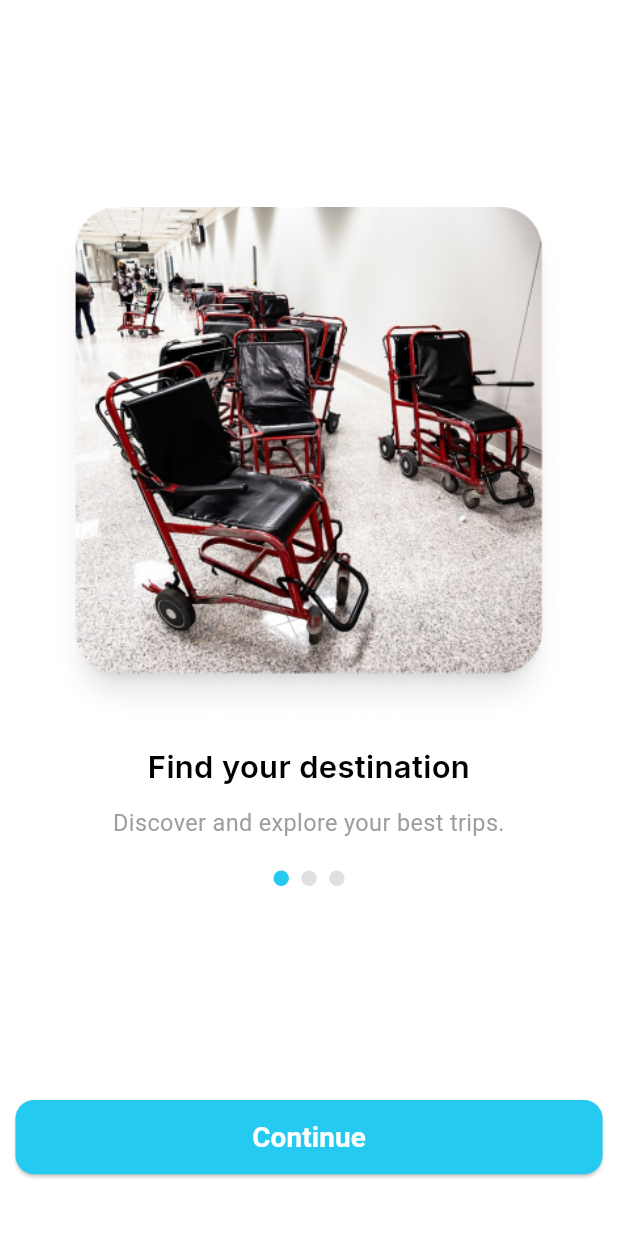
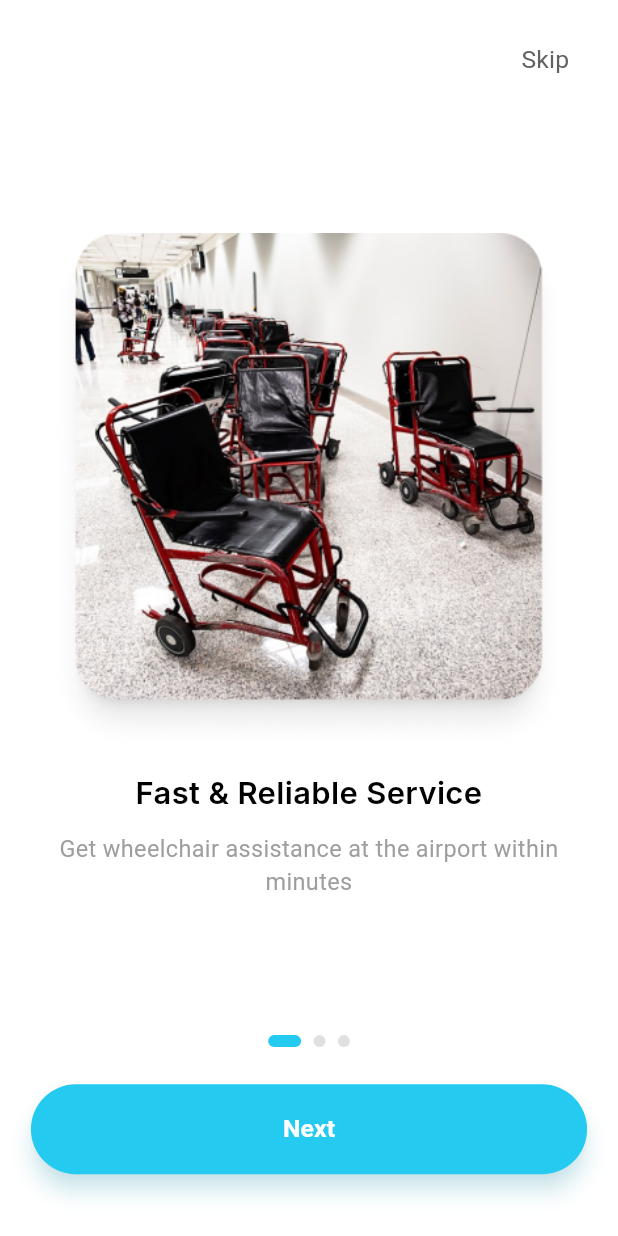
Before and after one commit to Salma28-zahran/hammam_app, a Flutter app: the screen it shows after launch, on a phone screen of 412 x 824 dp. Run offline on Flutter 3.47's test engine with Material 3 defaults, Android fonts, the phone set to English and light mode, and no system bars; our stand-ins replace flutter_native_splash, google_fonts.

Commit message:
on boarding screens done

```diff
--- a/lib/features/onboarding/OnBoarding.dart
+++ b/lib/features/onboarding/OnBoarding.dart
@@ -23,11 +23,35 @@ class _OnBoardingState extends State<OnBoarding> {
     return Scaffold(
       backgroundColor: Colors.white,
       body: SafeArea(
-        child: Column(
+        child: Stack(
+          children: [
+            Column(
               mainAxisAlignment: MainAxisAlignment.spaceBetween,
               children: [
-            // ====== Language Switch Button (تم إيقافه بالكامل) ======
-            const SizedBox(height: 20),
+                // ====== Skip Button ======
+                if (_currentPage < 2)
+                  Align(
+                    alignment: Alignment.topRight,
+                    child: Padding(
+                      padding: EdgeInsets.only(
+                        top: height * 0.02,
+                        right: width * 0.04,
+                      ),
+                      child: TextButton(
+                        onPressed: () {
+                          _controller.jumpToPage(2);
+                        },
+                        child: Text(
+                          "Skip",
+                          style: TextStyle(
+                            color: Colors.grey[700],
+                            fontWeight: FontWeight.w400,
+                            fontSize: width * 0.04,
+                          ),
+                        ),
+                      ),
+                    ),
+                  ),
 
                 // ====== PageView ======
                 Expanded(
@@ -40,64 +64,175 @@ class _OnBoardingState extends State<OnBoarding> {
                       _buildPage(
                         context: context,
                         image: AssetsManager.onboard1,
-                    title: "Find your destination",
-                    description: "Discover and explore your best trips.",
+                        title: "Fast & Reliable Service",
+                        description:
+                        "Get wheelchair assistance at the airport within minutes",
                         pageIndex: 0,
                       ),
                       _buildPage(
                         context: context,
                         image: AssetsManager.onboard2,
-                    title: "Book your seat",
-                    description: "Choose your seat easily and quickly.",
+                        title: "Professional Assistants",
+                        description:
+                        "Trained staff ready to help with your journey",
                         pageIndex: 1,
                       ),
                       _buildPage(
                         context: context,
                         image: AssetsManager.onboard3,
-                    title: "Enjoy your trip",
-                    description: "Have a comfortable and safe experience.",
+                        title: "Easy Payment",
+                        description:
+                        "Secure wallet system with Apple Pay and more",
                         pageIndex: 2,
                       ),
                     ],
                   ),
                 ),
 
-            // ====== Button ======
+                // ====== Page Indicator ======
+                Row(
+                  mainAxisAlignment: MainAxisAlignment.center,
+                  children: List.generate(3, (index) {
+                    bool isActive = _currentPage == index;
+                    return AnimatedContainer(
+                      duration: const Duration(milliseconds: 300),
+                      margin: EdgeInsets.symmetric(horizontal: width * 0.01),
+                      height: 8,
+                      width: isActive ? 22 : 8,
+                      decoration: BoxDecoration(
+                        color: isActive
+                            ? AppColor.primary
+                            : Colors.grey.shade300,
+                        borderRadius: BorderRadius.circular(10),
+                      ),
+                    );
+                  }),
+                ),
+
+                // ====== Buttons Section ======
                 Padding(
                   padding: EdgeInsets.only(
-                bottom: height * 0.05, // 40
-                top: height * 0.03,    // 24
+                    bottom: height * 0.05,
+                    top: height * 0.03,
+                    left: width * 0.05,
+                    right: width * 0.05,
                   ),
-              child: SizedBox(
-                width: width * 0.95,
-                height: height * 0.06,
+                  child: _currentPage == 0
+                      ? SizedBox(
+                    width: double.infinity,
+                    height: 60,
                     child: ElevatedButton(
+                      onPressed: () {
+                        _controller.nextPage(
+                          duration:
+                          const Duration(milliseconds: 400),
+                          curve: Curves.easeInOut,
+                        );
+                      },
+                      style: ElevatedButton.styleFrom(
+                        backgroundColor: AppColor.primary,
+                        padding: EdgeInsets.symmetric(
+                          vertical: height * 0.02,
+                        ),
+                        shape: RoundedRectangleBorder(
+                          borderRadius:
+                          BorderRadius.circular(width * 0.08),
+                        ),
+                        elevation: 6,
+                        shadowColor:
+                        AppColor.primary.withOpacity(0.4),
+                      ),
+                      child: Text(
+                        "Next",
+                        style: TextStyle(
+                          color: Colors.white,
+                          fontSize: width * 0.04,
+                          fontWeight: FontWeight.w600,
+                        ),
+                      ),
+                    ),
+                  )
+                      : Row(
+                    mainAxisAlignment: MainAxisAlignment.spaceBetween,
+                    children: [
+                      Expanded(
+                        child: OutlinedButton.icon(
+                          onPressed: () {
+                            if (_currentPage > 0) {
+                              _controller.previousPage(
+                                duration:
+                                const Duration(milliseconds: 400),
+                                curve: Curves.easeInOut,
+                              );
+                            }
+                          },
+                          icon: const Icon(
+                            Icons.arrow_back_ios_new,
+                            size: 16,
+                          ),
+                          label: const Text("Back"),
+                          style: OutlinedButton.styleFrom(
+                            padding: EdgeInsets.symmetric(
+                                vertical: height * 0.018),
+                            shape: RoundedRectangleBorder(
+                              borderRadius:
+                              BorderRadius.circular(width * 0.08),
+                            ),
+                            side: BorderSide(
+                              color: Colors.grey.shade300,
+                            ),
+                            foregroundColor: Colors.black87,
+                          ),
+                        ),
+                      ),
+                      SizedBox(width: width * 0.04),
+                      Expanded(
+                        child: ElevatedButton.icon(
                           onPressed: () {
                             if (_currentPage < 2) {
                               _controller.nextPage(
                                 duration: const Duration(milliseconds: 400),
                                 curve: Curves.easeInOut,
                               );
-                    } else {
-                      // Navigator.pushReplacementNamed(context, Routes.signup);
                             }
+                            /*
+                            else {
+                              Navigator.pushReplacementNamed(
+                                  context, Routes.signup);
+                            }
+
+                             */
                           },
+                          icon: Text(
+                            _currentPage == 2
+                                ? "Get Started"
+                                : "Next",
+                            style: TextStyle(
+                              fontSize: width * 0.04,
+                              fontWeight: FontWeight.w600,
+                            ),
+                          ),
+                          label: const Icon(Icons.arrow_forward_ios,
+                              size: 16),
                           style: ElevatedButton.styleFrom(
                             backgroundColor: AppColor.primary,
+                            padding: EdgeInsets.symmetric(
+                                vertical: height * 0.018),
                             shape: RoundedRectangleBorder(
-                      borderRadius: BorderRadius.circular(width * 0.03),
+                              borderRadius:
+                              BorderRadius.circular(width * 0.08),
                             ),
-                  ),
-                  child: Text(
-                    "Continue",
-                    style: TextStyle(
-                      fontSize: width * 0.045,
-                      fontWeight: FontWeight.bold,
-                      color: Colors.white,
+                            foregroundColor: Colors.white,
+                            elevation: 6,
+                            shadowColor:
+                            AppColor.primary.withOpacity(0.4),
                           ),
                         ),
                       ),
+                    ],
                   ),
+                ),
+              ],
             ),
           ],
         ),
@@ -123,7 +258,6 @@ class _OnBoardingState extends State<OnBoarding> {
         child: Column(
           mainAxisAlignment: MainAxisAlignment.center,
           children: [
-            // ====== Image ======
             Container(
               width: width * 0.9,
               height: height * 0.42,
@@ -136,7 +270,6 @@ class _OnBoardingState extends State<OnBoarding> {
                 child: Image.asset(image),
               ),
             ),
-
             SizedBox(height: height * 0.015),
             Text(
               title,
@@ -144,7 +277,6 @@ class _OnBoardingState extends State<OnBoarding> {
               style: AppColor.textblack.copyWith(fontSize: width * 0.05),
             ),
             SizedBox(height: height * 0.015),
-
             Text(
               description,
               textAlign: TextAlign.center,
@@ -154,25 +286,6 @@ class _OnBoardingState extends State<OnBoarding> {
                 height: 1.4,
               ),
             ),
-
-            SizedBox(height: height * 0.025),
-            Row(
-              mainAxisAlignment: MainAxisAlignment.center,
-              children: List.generate(3, (index) {
-                return AnimatedContainer(
-                  duration: const Duration(milliseconds: 300),
-                  margin: EdgeInsets.symmetric(horizontal: width * 0.01),
-                  width: width * 0.025,
-                  height: width * 0.025,
-                  decoration: BoxDecoration(
-                    color: _currentPage == index
-                        ? AppColor.primary
-                        : Colors.grey[300],
-                    shape: BoxShape.circle,
-                  ),
-                );
-              }),
-            ),
           ],
         ),
       ),
```
Also changed, not shown: 23 other files. Lines whose indentation alone changed are shown as unchanged.
